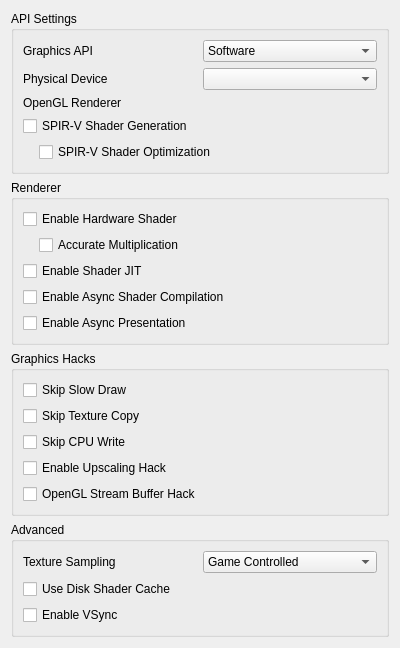
Qt form src/citra_qt/configuration/configure_graphics.ui (yeager/Borked3DS) before a commit.
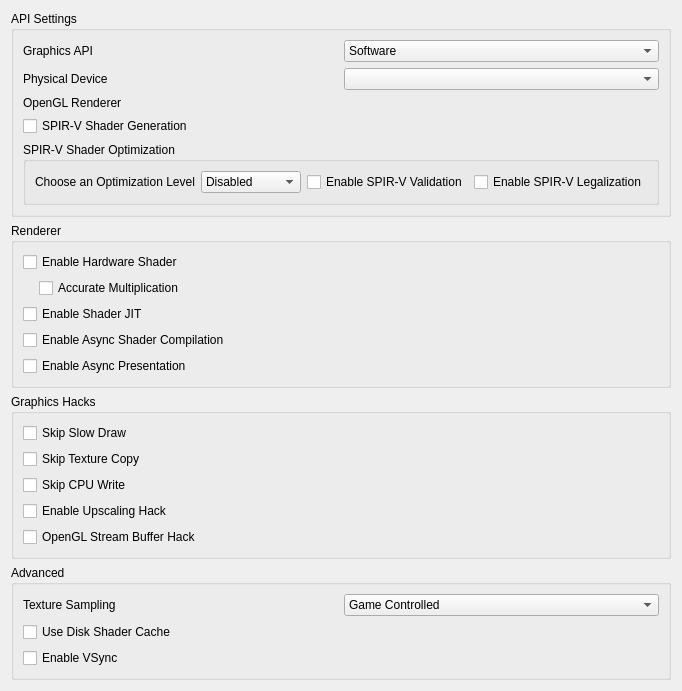
The same form after that commit.

Commit message: citra_qt: Add spirv-opt options to set level, validation and legalization

```diff
--- a/src/citra_qt/configuration/configure_graphics.ui
+++ b/src/citra_qt/configuration/configure_graphics.ui
@@ -28,7 +28,7 @@
      <property name="title">
       <string>API Settings</string>
      </property>
-     <layout class="QVBoxLayout" name="verticalLayout_3">
+     <layout class="QVBoxLayout" name="verticalLayout_2">
       <item>
        <widget class="QWidget" name="graphics_api_group" native="true">
         <layout class="QHBoxLayout" name="graphics_api_group_2">
@@ -137,29 +137,73 @@
        </widget>
       </item>
       <item>
-       <widget class="QWidget" name="spirv_shader_group" native="true">
-        <layout class="QVBoxLayout" name="verticalLayout_8">
-         <property name="leftMargin">
-          <number>16</number>
-         </property>
-         <property name="topMargin">
-          <number>0</number>
-         </property>
-         <property name="rightMargin">
-          <number>0</number>
-         </property>
-         <property name="bottomMargin">
-          <number>0</number>
-         </property>
+       <widget class="QGroupBox" name="widget_optimize_spirv">
+        <property name="minimumSize">
+         <size>
+          <width>0</width>
+          <height>0</height>
+         </size>
+        </property>
+        <property name="title">
+         <string>SPIR-V Shader Optimization</string>
+        </property>
+        <layout class="QHBoxLayout" name="verticalLayout_3">
+         <item> 
+          <layout class="QHBoxLayout" name="horizontalLayout_1">
+           <item>
+            <widget class="QLabel" name="label_optimize_spirv">
+             <property name="toolTip">
+              <string>&lt;html&gt;&lt;head/&gt;&lt;body&gt;&lt;p&gt;Performs various optimizations on SPIR-V modules to improve performance and reduce size.&lt;/p&gt;&lt;p&gt;Make sure to empty the shader cache in the Citra folder before changing optimization level. The Citra folder can be accessed through the File menu.&lt;/p&gt;&lt;/body&gt;&lt;/html&gt;</string>
+             </property>
+             <property name="text">
+               <string>Choose an Optimization Level</string>
+             </property>
+            </widget>
+           </item>
+           <item>
+            <widget class="QComboBox" name="optimize_spirv_combobox">
+             <item>
+              <property name="text">
+                  <string>Disabled</string>
+              </property>
+             </item>
+             <item>
+              <property name="text">
+                  <string>Performance</string>
+              </property>
+             </item>
+             <item>
+              <property name="text">
+                  <string>Size</string>
+              </property>
+             </item>
+            </widget>
+           </item>
+          </layout>
+         </item>
          <item>
-          <widget class="QCheckBox" name="optimize_spirv_output">
-           <property name="toolTip">
-            <string>&lt;html&gt;&lt;head/&gt;&lt;body&gt;&lt;p&gt;Performs various optimizations on SPIR-V modules to improve performance and reduce size. &lt;/p&gt;&lt;p&gt;It can be used to “legalize” and reduce the size of SPIR-V shaders for Vulkan.&lt;/p&gt;&lt;p&gt;Aims to improve shader performance and reduce the overall size of SPIR-V modules.&lt;/p&gt;&lt;/body&gt;&lt;/html&gt;</string>
-           </property>
-           <property name="text">
-             <string>SPIR-V Shader Optimization</string>
-           </property>
-          </widget>
+          <layout class="QHBoxLayout" name="horizontalLayout_2">
+           <item>
+            <widget class="QCheckBox" name="toggle_spirv_validation">
+             <property name="toolTip">
+              <string>&lt;html&gt;&lt;head/&gt;&lt;body&gt;&lt;p&gt;Activate SPIR-V output validation. The validator checks validation rules described by the SPIR-V specification.&lt;/p&gt;&lt;p&gt;Ensures that outputs are valid and protects from bad inputs. Useful for debugging.&lt;/p&gt;&lt;/body&gt;&lt;/html&gt;</string>
+             </property>
+             <property name="text">
+              <string>Enable SPIR-V Validation</string>
+             </property>
+            </widget>
+           </item>
+           <item>
+            <widget class="QCheckBox" name="toggle_spirv_legalization">
+             <property name="toolTip">
+              <string>&lt;html&gt;&lt;head/&gt;&lt;body&gt;&lt;p&gt;Activate SPIR-V output legalization. Legalizes the SPIR-V code for Vulkan. Primarily used for HLSL shaders.&lt;/p&gt;&lt;/body&gt;&lt;/html&gt;</string>
+             </property>
+             <property name="text">
+              <string>Enable SPIR-V Legalization</string>
+             </property>
+            </widget>
+           </item>
+          </layout>
          </item>
         </layout>
        </widget>
@@ -172,7 +216,7 @@
      <property name="title">
       <string>Renderer</string>
      </property>
-     <layout class="QVBoxLayout" name="verticalLayout_6">
+     <layout class="QVBoxLayout" name="verticalLayout_4">
       <item>
        <widget class="QWidget" name="hw_renderer_group" native="true">
         <layout class="QVBoxLayout" name="verticalLayout_5">
@@ -200,7 +244,7 @@
          </item>
          <item>
           <widget class="QWidget" name="hw_shader_group" native="true">
-           <layout class="QVBoxLayout" name="verticalLayout_9">
+           <layout class="QVBoxLayout" name="verticalLayout_6">
             <property name="leftMargin">
              <number>16</number>
             </property>
@@ -326,10 +370,10 @@
      <property name="title">
       <string>Advanced</string>
      </property>
-     <layout class="QVBoxLayout" name="verticalLayout_2">
+     <layout class="QVBoxLayout" name="verticalLayout_8">
       <item>
        <widget class="QWidget" name="widget_texture_sampling" native="true">
-        <layout class="QHBoxLayout" name="horizontalLayout_2">
+        <layout class="QHBoxLayout" name="horizontalLayout_3">
          <property name="leftMargin">
           <number>0</number>
          </property>
```
Left out of the diff: 4 changed lines with no effect on the pictures. The commit also changes 10 other files.
